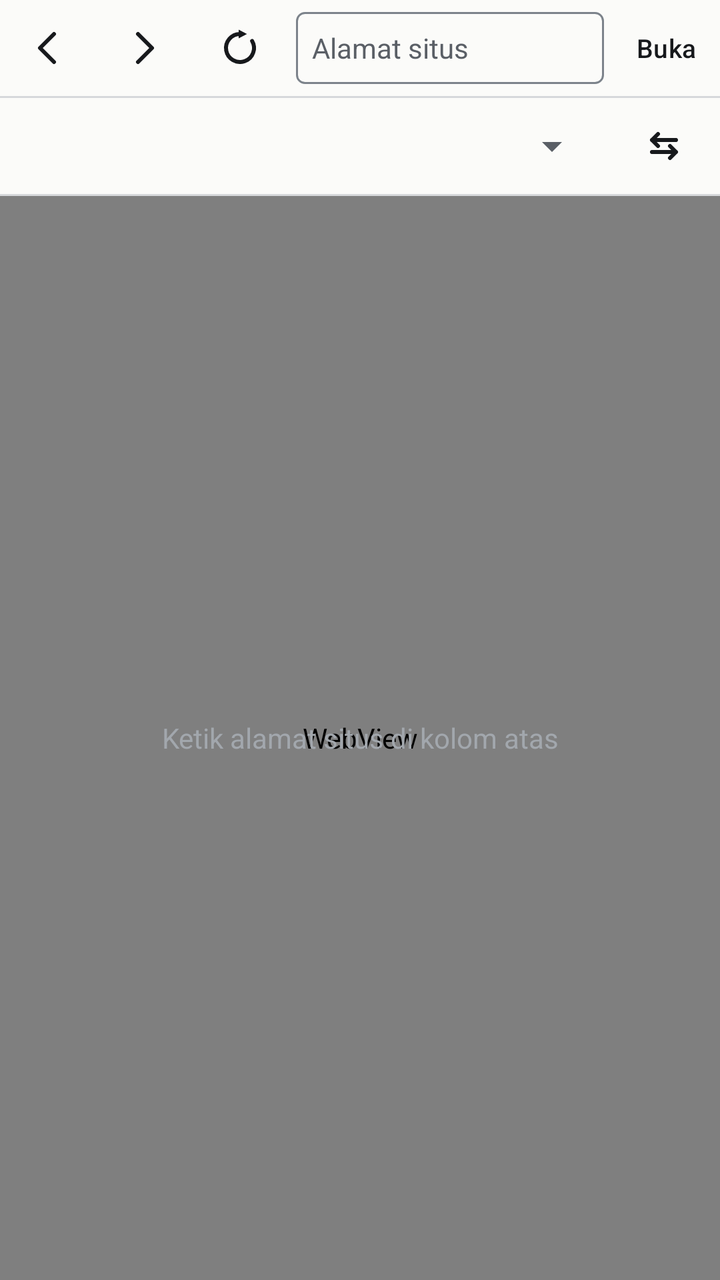
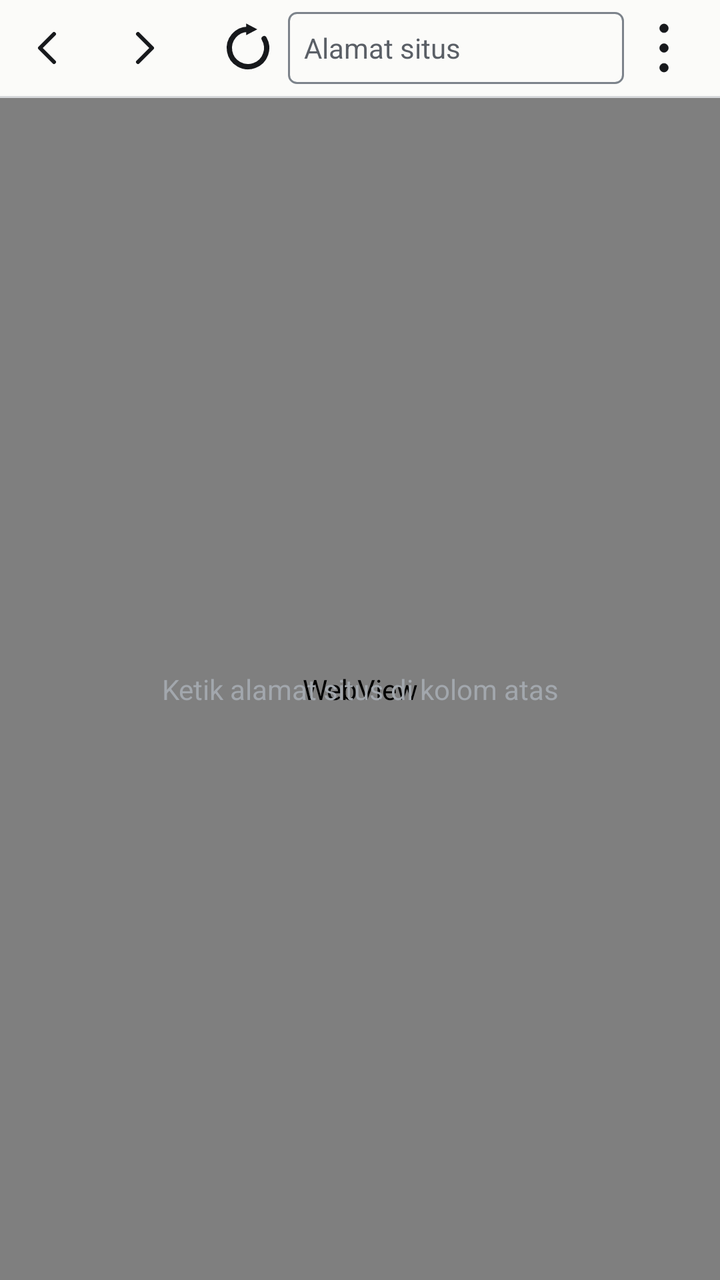

Compare the two renders of this Android layout. The source of the first and the diff that turns it into the second are given below.
<!-- AndroidManifest.xml: application theme Theme.KalBrowser -->
<!-- res/layout/activity_main.xml -->
<?xml version="1.0" encoding="utf-8"?>
<FrameLayout xmlns:android="http://schemas.android.com/apk/res/android"
    xmlns:app="http://schemas.android.com/apk/res-auto"
    android:id="@+id/root"
    android:layout_width="match_parent"
    android:layout_height="match_parent"
    android:background="@color/letterbox">

    <LinearLayout
        android:id="@+id/browser_content"
        android:layout_width="match_parent"
        android:layout_height="match_parent"
        android:background="@color/paper"
        android:fitsSystemWindows="true"
        android:orientation="vertical">

        <androidx.constraintlayout.widget.ConstraintLayout
            android:id="@+id/toolbar"
            android:layout_width="match_parent"
            android:layout_height="@dimen/toolbar_height">

            <ImageButton
                android:id="@+id/button_back"
                style="@style/Widget.KalBrowser.IconButton"
                android:contentDescription="@string/action_back"
                android:src="@drawable/ic_back"
                app:layout_constraintBottom_toBottomOf="parent"
                app:layout_constraintStart_toStartOf="parent"
                app:layout_constraintTop_toTopOf="parent" />

            <ImageButton
                android:id="@+id/button_forward"
                style="@style/Widget.KalBrowser.IconButton"
                android:contentDescription="@string/action_forward"
                android:src="@drawable/ic_forward"
                app:layout_constraintBottom_toBottomOf="parent"
                app:layout_constraintStart_toEndOf="@id/button_back"
                app:layout_constraintTop_toTopOf="parent" />

            <ImageButton
                android:id="@+id/button_reload"
                style="@style/Widget.KalBrowser.IconButton"
                android:contentDescription="@string/action_reload"
                android:src="@drawable/ic_reload"
                app:layout_constraintBottom_toBottomOf="parent"
                app:layout_constraintStart_toEndOf="@id/button_forward"
                app:layout_constraintTop_toTopOf="parent" />

            <EditText
                android:id="@+id/address_bar"
                android:layout_width="0dp"
                android:layout_height="36dp"
                android:layout_marginStart="4dp"
                android:layout_marginEnd="4dp"
                android:background="@drawable/bg_address_bar"
                android:hint="@string/address_bar_hint"
                android:imeOptions="actionGo"
                android:importantForAutofill="no"
                android:inputType="textUri"
                android:maxLines="1"
                android:paddingStart="@dimen/field_padding"
                android:paddingEnd="@dimen/field_padding"
                android:selectAllOnFocus="true"
                android:textColor="@color/ink"
                android:textColorHint="@color/ink_muted"
                android:textSize="14sp"
                app:layout_constraintBottom_toBottomOf="parent"
                app:layout_constraintEnd_toStartOf="@id/button_open"
                app:layout_constraintStart_toEndOf="@id/button_reload"
                app:layout_constraintTop_toTopOf="parent" />

            <com.google.android.material.button.MaterialButton
                android:id="@+id/button_open"
                style="@style/Widget.KalBrowser.TextAction"
                android:text="@string/action_open"
                app:layout_constraintBottom_toBottomOf="parent"
                app:layout_constraintEnd_toEndOf="parent"
                app:layout_constraintTop_toTopOf="parent" />

        </androidx.constraintlayout.widget.ConstraintLayout>

        <View
            android:layout_width="match_parent"
            android:layout_height="@dimen/divider_width"
            android:background="@color/divider" />

        <LinearLayout
            android:layout_width="match_parent"
            android:layout_height="@dimen/control_height"
            android:gravity="center_vertical"
            android:orientation="horizontal"
            android:paddingStart="4dp"
            android:paddingEnd="4dp">

            <Spinner
                android:id="@+id/screen_size_spinner"
                android:layout_width="0dp"
                android:layout_height="match_parent"
                android:layout_weight="1"
                android:contentDescription="@string/screen_size_label"
                android:spinnerMode="dropdown" />

            <TextView
                android:id="@+id/screen_size_label"
                android:layout_width="wrap_content"
                android:layout_height="wrap_content"
                android:layout_marginStart="@dimen/gap_tight"
                android:textColor="@color/ink_muted"
                android:textSize="13sp" />

            <ImageButton
                android:id="@+id/button_rotate"
                style="@style/Widget.KalBrowser.IconButton"
                android:contentDescription="@string/action_rotate"
                android:src="@drawable/ic_swap" />

    </LinearLayout>

    <View
        android:layout_width="match_parent"
        android:layout_height="@dimen/divider_width"
        android:background="@color/divider" />

    <ProgressBar
        android:id="@+id/page_progress"
        style="?android:attr/progressBarStyleHorizontal"
        android:layout_width="match_parent"
        android:layout_height="@dimen/progress_height"
        android:indeterminate="false"
        android:progressTint="@color/signal"
        android:visibility="gone" />

    <FrameLayout
        android:id="@+id/viewport_container"
        android:layout_width="match_parent"
        android:layout_height="0dp"
        android:layout_weight="1"
        android:background="@color/letterbox">

        <WebView
            android:id="@+id/web_view"
            android:layout_width="match_parent"
            android:layout_height="match_parent" />

        <TextView
            android:id="@+id/empty_hint"
            android:layout_width="wrap_content"
            android:layout_height="wrap_content"
            android:layout_gravity="center"
            android:gravity="center"
            android:paddingStart="32dp"
            android:paddingEnd="32dp"
            android:text="@string/empty_hint"
            android:textColor="@color/letterbox_text"
            android:textSize="14sp" />

    </FrameLayout>

    </LinearLayout>

    
    <FrameLayout
        android:id="@+id/fullscreen_container"
        android:layout_width="match_parent"
        android:layout_height="match_parent"
        android:background="@color/letterbox"
        android:visibility="gone" />

</FrameLayout>
<!-- resources referenced by this layout -->
<resources>
  <color name="divider">#D6D8DB</color>
  <color name="ink">#17191C</color>
  <color name="ink_muted">#5A5F66</color>
  <color name="letterbox">#000000</color>
  <color name="letterbox_text">#A2A7AD</color>
  <color name="paper">#FBFBF9</color>
  <color name="signal">#B4441F</color>
  <dimen name="control_height">48dp</dimen>
  <dimen name="divider_width">1dp</dimen>
  <dimen name="field_padding">8dp</dimen>
  <dimen name="gap_tight">8dp</dimen>
  <dimen name="progress_height">2dp</dimen>
  <dimen name="toolbar_height">48dp</dimen>
  <!-- drawable ic_back (drawable) -->
  <?xml version="1.0" encoding="utf-8"?>
  <vector xmlns:android="http://schemas.android.com/apk/res/android"
      android:width="24dp"
      android:height="24dp"
      android:viewportWidth="24"
      android:viewportHeight="24">
      <path
          android:fillColor="@android:color/transparent"
          android:pathData="M15,5 L8,12 L15,19"
          android:strokeColor="#FFFFFFFF"
          android:strokeLineCap="round"
          android:strokeLineJoin="round"
          android:strokeWidth="2" />
  </vector>
  <!-- drawable ic_swap (drawable) -->
  <?xml version="1.0" encoding="utf-8"?>
  <vector xmlns:android="http://schemas.android.com/apk/res/android"
      android:width="24dp"
      android:height="24dp"
      android:viewportWidth="24"
      android:viewportHeight="24">
      <path
          android:fillColor="@android:color/transparent"
          android:pathData="M6,9 L18,9 M9,6 L6,9 L9,12"
          android:strokeColor="#FFFFFFFF"
          android:strokeLineCap="round"
          android:strokeLineJoin="round"
          android:strokeWidth="2" />
      <path
          android:fillColor="@android:color/transparent"
          android:pathData="M6,15 L18,15 M15,12 L18,15 L15,18"
          android:strokeColor="#FFFFFFFF"
          android:strokeLineCap="round"
          android:strokeLineJoin="round"
          android:strokeWidth="2" />
  </vector>
  <string name="action_back">Kembali</string>
  <string name="action_forward">Maju</string>
  <string name="action_open">Buka</string>
  <string name="action_reload">Muat ulang</string>
  <string name="action_rotate">Tukar lebar dan tinggi</string>
  <string name="address_bar_hint">Alamat situs</string>
  <string name="empty_hint">Ketik alamat situs di kolom atas</string>
  <string name="screen_size_label">Ukuran layar</string>
  <style name="Widget.KalBrowser.IconButton" parent="Widget.AppCompat.ActionButton">
          <item name="android:layout_width">@dimen/icon_button_size</item>
          <item name="android:layout_height">@dimen/icon_button_size</item>
          <item name="android:background">?attr/selectableItemBackgroundBorderless</item>
          <item name="android:padding">8dp</item>
          <item name="android:scaleType">fitCenter</item>
          <item name="android:tint">@color/icon_tint</item>
      </style>
  <style name="Widget.KalBrowser.TextAction" parent="Widget.Material3.Button.TextButton">
          <item name="android:layout_width">wrap_content</item>
          <item name="android:layout_height">@dimen/toolbar_height</item>
          <item name="android:minWidth">0dp</item>
          <item name="android:paddingStart">12dp</item>
          <item name="android:paddingEnd">12dp</item>
          <item name="android:textColor">@color/ink</item>
          <item name="android:textSize">13sp</item>
          <item name="android:textAllCaps">false</item>
      </style>
  <dimen name="field_radius">4dp</dimen>
  <color name="control_border">#7C838B</color>
  <dimen name="icon_button_size">48dp</dimen>
  <color name="on_signal">#FFFFFF</color>
  <!-- unchanged entries left out for length: 4 -->
</resources>

<!-- the commit's change to res/layout/activity_main.xml (unified diff, before → after) -->
@@ -37,42 +37,69 @@
                 app:layout_constraintStart_toEndOf="@id/button_back"
                 app:layout_constraintTop_toTopOf="parent" />
 
+            
             <ImageButton
                 android:id="@+id/button_reload"
                 style="@style/Widget.KalBrowser.IconButton"
                 android:contentDescription="@string/action_reload"
+                android:paddingStart="12dp"
+                android:paddingEnd="4dp"
                 android:src="@drawable/ic_reload"
                 app:layout_constraintBottom_toBottomOf="parent"
                 app:layout_constraintStart_toEndOf="@id/button_forward"
                 app:layout_constraintTop_toTopOf="parent" />
 
-            <EditText
-                android:id="@+id/address_bar"
+            <FrameLayout
+                android:id="@+id/address_field"
                 android:layout_width="0dp"
-                android:layout_height="36dp"
-                android:layout_marginStart="4dp"
-                android:layout_marginEnd="4dp"
+                android:layout_height="@dimen/field_height"
                 android:background="@drawable/bg_address_bar"
-                android:hint="@string/address_bar_hint"
-                android:imeOptions="actionGo"
-                android:importantForAutofill="no"
-                android:inputType="textUri"
-                android:maxLines="1"
-                android:paddingStart="@dimen/field_padding"
-                android:paddingEnd="@dimen/field_padding"
-                android:selectAllOnFocus="true"
-                android:textColor="@color/ink"
-                android:textColorHint="@color/ink_muted"
-                android:textSize="14sp"
                 app:layout_constraintBottom_toBottomOf="parent"
-                app:layout_constraintEnd_toStartOf="@id/button_open"
+                app:layout_constraintEnd_toStartOf="@id/button_menu"
                 app:layout_constraintStart_toEndOf="@id/button_reload"
-                app:layout_constraintTop_toTopOf="parent" />
+                app:layout_constraintTop_toTopOf="parent">
 
-            <com.google.android.material.button.MaterialButton
-                android:id="@+id/button_open"
-                style="@style/Widget.KalBrowser.TextAction"
-                android:text="@string/action_open"
+                <EditText
+                    android:id="@+id/address_bar"
+                    android:layout_width="match_parent"
+                    android:layout_height="match_parent"
+                    android:background="@null"
+                    android:hint="@string/address_bar_hint"
+                    android:imeOptions="actionGo"
+                    android:importantForAutofill="no"
+                    android:inputType="textUri"
+                    android:maxLines="1"
+                    android:paddingStart="@dimen/field_padding"
+                    android:paddingEnd="40dp"
+                    android:selectAllOnFocus="true"
+                    android:textColor="@color/ink"
+                    android:textColorHint="@color/ink_muted"
+                    android:textSize="14sp" />
+
+                
+                <ImageButton
+                    android:id="@+id/button_go"
+                    android:layout_width="36dp"
+                    android:layout_height="36dp"
+                    android:layout_gravity="end|center_vertical"
+                    android:layout_marginEnd="2dp"
+                    android:background="?attr/selectableItemBackgroundBorderless"
+                    android:contentDescription="@string/action_go"
+                    android:padding="6dp"
+                    android:scaleType="fitCenter"
+                    android:src="@drawable/ic_arrow_right"
+                    android:tint="@color/ink"
+                    android:visibility="gone" />
+
+            </FrameLayout>
+
+            <ImageButton
+                android:id="@+id/button_menu"
+                style="@style/Widget.KalBrowser.IconButton"
+                android:contentDescription="@string/action_menu"
+                android:paddingStart="4dp"
+                android:paddingEnd="12dp"
+                android:src="@drawable/ic_more_vertical"
                 app:layout_constraintBottom_toBottomOf="parent"
                 app:layout_constraintEnd_toEndOf="parent"
                 app:layout_constraintTop_toTopOf="parent" />
@@ -84,77 +111,41 @@
             android:layout_height="@dimen/divider_width"
             android:background="@color/divider" />
 
-        <LinearLayout
+        
+        <ProgressBar
+            android:id="@+id/page_progress"
+            style="?android:attr/progressBarStyleHorizontal"
             android:layout_width="match_parent"
-            android:layout_height="@dimen/control_height"
-            android:gravity="center_vertical"
-            android:orientation="horizontal"
-            android:paddingStart="4dp"
-            android:paddingEnd="4dp">
+            android:layout_height="@dimen/progress_height"
+            android:indeterminate="false"
+            android:progressTint="@color/signal"
+            android:visibility="gone" />
 
-            <Spinner
-                android:id="@+id/screen_size_spinner"
-                android:layout_width="0dp"
-                android:layout_height="match_parent"
-                android:layout_weight="1"
-                android:contentDescription="@string/screen_size_label"
-                android:spinnerMode="dropdown" />
+        <FrameLayout
+            android:id="@+id/viewport_container"
+            android:layout_width="match_parent"
+            android:layout_height="0dp"
+            android:layout_weight="1"
+            android:background="@color/letterbox">
+
+            <WebView
+                android:id="@+id/web_view"
+                android:layout_width="match_parent"
+                android:layout_height="match_parent" />
 
             <TextView
-                android:id="@+id/screen_size_label"
+                android:id="@+id/empty_hint"
                 android:layout_width="wrap_content"
                 android:layout_height="wrap_content"
-                android:layout_marginStart="@dimen/gap_tight"
-                android:textColor="@color/ink_muted"
-                android:textSize="13sp" />
+                android:layout_gravity="center"
+                android:gravity="center"
+                android:paddingStart="32dp"
+                android:paddingEnd="32dp"
+                android:text="@string/empty_hint"
+                android:textColor="@color/letterbox_text"
+                android:textSize="14sp" />
 
-            <ImageButton
-                android:id="@+id/button_rotate"
-                style="@style/Widget.KalBrowser.IconButton"
-                android:contentDescription="@string/action_rotate"
-                android:src="@drawable/ic_swap" />
-
-    </LinearLayout>
-
-    <View
-        android:layout_width="match_parent"
-        android:layout_height="@dimen/divider_width"
-        android:background="@color/divider" />
-
-    <ProgressBar
-        android:id="@+id/page_progress"
-        style="?android:attr/progressBarStyleHorizontal"
-        android:layout_width="match_parent"
-        android:layout_height="@dimen/progress_height"
-        android:indeterminate="false"
-        android:progressTint="@color/signal"
-        android:visibility="gone" />
-
-    <FrameLayout
-        android:id="@+id/viewport_container"
-        android:layout_width="match_parent"
-        android:layout_height="0dp"
-        android:layout_weight="1"
-        android:background="@color/letterbox">
-
-        <WebView
-            android:id="@+id/web_view"
-            android:layout_width="match_parent"
-            android:layout_height="match_parent" />
-
-        <TextView
-            android:id="@+id/empty_hint"
-            android:layout_width="wrap_content"
-            android:layout_height="wrap_content"
-            android:layout_gravity="center"
-            android:gravity="center"
-            android:paddingStart="32dp"
-            android:paddingEnd="32dp"
-            android:text="@string/empty_hint"
-            android:textColor="@color/letterbox_text"
-            android:textSize="14sp" />
-
-    </FrameLayout>
+        </FrameLayout>
 
     </LinearLayout>
 
<!-- resource entries referenced after the edit -->
@@ -7,12 +7,26 @@
   <color name="letterbox_text">#A2A7AD</color>
   <color name="paper">#FBFBF9</color>
   <color name="signal">#B4441F</color>
-  <dimen name="control_height">48dp</dimen>
   <dimen name="divider_width">1dp</dimen>
+  <dimen name="field_height">36dp</dimen>
   <dimen name="field_padding">8dp</dimen>
-  <dimen name="gap_tight">8dp</dimen>
   <dimen name="progress_height">2dp</dimen>
   <dimen name="toolbar_height">48dp</dimen>
+  <!-- drawable ic_arrow_right (drawable) -->
+  <?xml version="1.0" encoding="utf-8"?>
+  <vector xmlns:android="http://schemas.android.com/apk/res/android"
+      android:width="24dp"
+      android:height="24dp"
+      android:viewportWidth="24"
+      android:viewportHeight="24">
+      <path
+          android:fillColor="@android:color/transparent"
+          android:pathData="M5,12 L19,12 M12.5,5.5 L19,12 L12.5,18.5"
+          android:strokeColor="#FFFFFFFF"
+          android:strokeLineCap="round"
+          android:strokeLineJoin="round"
+          android:strokeWidth="2" />
+  </vector>
   <!-- drawable ic_back (drawable) -->
   <?xml version="1.0" encoding="utf-8"?>
   <vector xmlns:android="http://schemas.android.com/apk/res/android"
@@ -28,7 +42,7 @@
           android:strokeLineJoin="round"
           android:strokeWidth="2" />
   </vector>
-  <!-- drawable ic_swap (drawable) -->
+  <!-- drawable ic_more_vertical (drawable) -->
   <?xml version="1.0" encoding="utf-8"?>
   <vector xmlns:android="http://schemas.android.com/apk/res/android"
       android:width="24dp"
@@ -36,28 +50,22 @@
       android:viewportWidth="24"
       android:viewportHeight="24">
       <path
-          android:fillColor="@android:color/transparent"
-          android:pathData="M6,9 L18,9 M9,6 L6,9 L9,12"
-          android:strokeColor="#FFFFFFFF"
-          android:strokeLineCap="round"
-          android:strokeLineJoin="round"
-          android:strokeWidth="2" />
+          android:fillColor="#FFFFFFFF"
+          android:pathData="M12,4.6 m-1.7,0 a1.7,1.7 0 1,0 3.4,0 a1.7,1.7 0 1,0 -3.4,0" />
       <path
-          android:fillColor="@android:color/transparent"
-          android:pathData="M6,15 L18,15 M15,12 L18,15 L15,18"
-          android:strokeColor="#FFFFFFFF"
-          android:strokeLineCap="round"
-          android:strokeLineJoin="round"
-          android:strokeWidth="2" />
+          android:fillColor="#FFFFFFFF"
+          android:pathData="M12,12 m-1.7,0 a1.7,1.7 0 1,0 3.4,0 a1.7,1.7 0 1,0 -3.4,0" />
+      <path
+          android:fillColor="#FFFFFFFF"
+          android:pathData="M12,19.4 m-1.7,0 a1.7,1.7 0 1,0 3.4,0 a1.7,1.7 0 1,0 -3.4,0" />
   </vector>
   <string name="action_back">Kembali</string>
   <string name="action_forward">Maju</string>
-  <string name="action_open">Buka</string>
+  <string name="action_go">Buka alamat</string>
+  <string name="action_menu">Menu</string>
   <string name="action_reload">Muat ulang</string>
-  <string name="action_rotate">Tukar lebar dan tinggi</string>
   <string name="address_bar_hint">Alamat situs</string>
   <string name="empty_hint">Ketik alamat situs di kolom atas</string>
-  <string name="screen_size_label">Ukuran layar</string>
   <style name="Widget.KalBrowser.IconButton" parent="Widget.AppCompat.ActionButton">
           <item name="android:layout_width">@dimen/icon_button_size</item>
           <item name="android:layout_height">@dimen/icon_button_size</item>
@@ -66,16 +74,6 @@
           <item name="android:scaleType">fitCenter</item>
           <item name="android:tint">@color/icon_tint</item>
       </style>
-  <style name="Widget.KalBrowser.TextAction" parent="Widget.Material3.Button.TextButton">
-          <item name="android:layout_width">wrap_content</item>
-          <item name="android:layout_height">@dimen/toolbar_height</item>
-          <item name="android:minWidth">0dp</item>
-          <item name="android:paddingStart">12dp</item>
-          <item name="android:paddingEnd">12dp</item>
-          <item name="android:textColor">@color/ink</item>
-          <item name="android:textSize">13sp</item>
-          <item name="android:textAllCaps">false</item>
-      </style>
   <dimen name="field_radius">4dp</dimen>
   <color name="control_border">#7C838B</color>
   <dimen name="icon_button_size">48dp</dimen>
